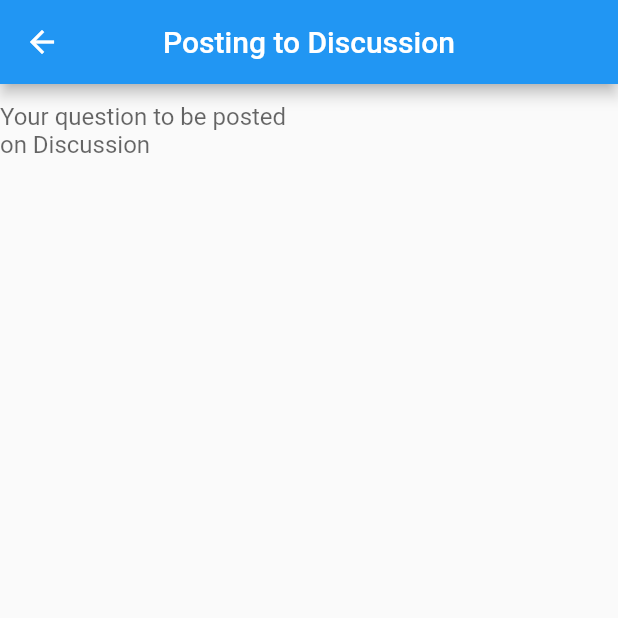
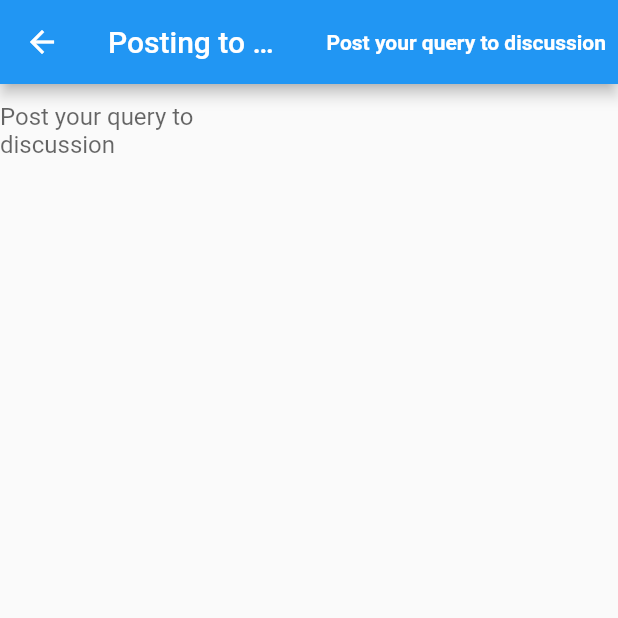
Before and after one commit to drkkjh/Health-Wealth, a Flutter app: the AddToDiscussion screen opened directly, on a phone screen of 412 x 824 dp, the top half of it. Run offline on Flutter 3.47's test engine with Material 2 defaults, Android fonts, the phone set to English and light mode, and no system bars; our stand-ins replace cloud_firestore, firebase_auth, firebase_core, flutter_speed_dial, flutter_spinkit, geolocator and 4 more; accounts and stored records are empty.

Commit message:
Linked ShareIt frontend to backend

```diff
--- a/health_wealth/lib/model/user.dart
+++ b/health_wealth/lib/model/user.dart
@@ -27,9 +27,9 @@ class User {
   }
 
   Map<String, dynamic> toJson() => {
+        "email": email,
+        "uid": uid,
         "username": username,
-        "uid": uid,
-        "email": email,
         "followers": followers,
         "following": following,
       };
--- a/health_wealth/lib/screens/shareit/add_discussion.dart
+++ b/health_wealth/lib/screens/shareit/add_discussion.dart
@@ -1,9 +1,10 @@
+import 'package:firebase_auth/firebase_auth.dart';
 import 'package:flutter/material.dart';
 import 'package:health_wealth/model/post.dart';
-import 'package:health_wealth/providers/user_provider.dart';
+import 'package:health_wealth/services/auth.dart';
 import 'package:health_wealth/services/database.dart';
-import 'package:provider/provider.dart';
 import 'package:uuid/uuid.dart';
+import 'package:health_wealth/model/user.dart' as model;
 
 class AddToDiscussion extends StatefulWidget {
   const AddToDiscussion({Key? key}) : super(key: key);
@@ -14,11 +15,12 @@ class AddToDiscussion extends StatefulWidget {
 
 class _AddToDiscussionState extends State<AddToDiscussion> {
   // User inputs for discussion post
-  String description = '';
   DatabaseService _db = DatabaseService();
+  User user = AuthService().currentUser;
   TextEditingController _descriptionController = TextEditingController();
+  late String _userName;
 
-  void AddDiscussion(String description, String uid, String username) async {
+  void _addDiscussion(String description, String uid, String username) async {
     String result = 'For debugging purposes';
     try {
       String postId =
@@ -40,10 +42,7 @@ class _AddToDiscussionState extends State<AddToDiscussion> {
   }
 
   void Undo() {
-    setState(() {
-      description = '';
-      Navigator.pop(context);
-    });
+    Navigator.of(context).pop();
   }
 
   @override
@@ -54,15 +53,38 @@ class _AddToDiscussionState extends State<AddToDiscussion> {
 
   @override
   Widget build(BuildContext context) {
+    return StreamBuilder<model.User>(
+        stream: _db.getUserDetails,
+        builder: (context, AsyncSnapshot<model.User> snapshot) {
+          if (snapshot.hasData) {
+            var snap = snapshot.data;
+            _userName = snap!.username;
+          }
           return Scaffold(
             appBar: AppBar(
               backgroundColor: Colors.blue,
-        title: Text('Posting to Discussion'),
+              title: const Text('Posting to Discussion'),
               centerTitle: true,
               leading: IconButton(
                 icon: const Icon(Icons.arrow_back),
                 onPressed: Undo,
               ),
+              actions: <Widget>[
+                TextButton(
+                  onPressed: () {
+                    _addDiscussion(
+                        _descriptionController.text, user.uid, _userName);
+                    Navigator.pop(context);
+                  },
+                  child: const Text(
+                    'Post your query to discussion',
+                    style: TextStyle(
+                        color: Colors.white,
+                        fontWeight: FontWeight.bold,
+                        fontSize: 14.0),
+                  ),
+                ),
+              ],
             ),
             body: Column(
               children: <Widget>[
@@ -71,7 +93,7 @@ class _AddToDiscussionState extends State<AddToDiscussion> {
                   child: TextField(
                     controller: _descriptionController,
                     decoration: const InputDecoration(
-                hintText: 'Your question to be posted on Discussion',
+                      hintText: 'Post your query to discussion',
                       border: InputBorder.none,
                     ),
                     maxLines: 8,
@@ -80,5 +102,6 @@ class _AddToDiscussionState extends State<AddToDiscussion> {
               ],
             ),
           );
+        });
   }
 }
--- a/health_wealth/lib/services/database.dart
+++ b/health_wealth/lib/services/database.dart
@@ -2,13 +2,11 @@ import 'dart:async';
 import 'package:cloud_firestore/cloud_firestore.dart';
 import 'package:firebase_auth/firebase_auth.dart';
 import 'package:health_wealth/model/exercise.dart';
-import 'package:health_wealth/model/post.dart';
 import 'package:health_wealth/model/postcard.dart';
 import 'package:health_wealth/model/snack.dart';
 import 'package:health_wealth/services/auth.dart';
 import 'package:health_wealth/model/runningdetails.dart';
 import 'package:health_wealth/model/user.dart' as model;
-import 'package:http/http.dart';
 
 class DatabaseService {
   late final String uid = AuthService().currentUser.uid;
@@ -28,31 +26,22 @@ class DatabaseService {
   /// Collection reference for runs.
   late final CollectionReference runsCollection = _db.collection("runs");
 
-<<<<<<< HEAD
-<<<<<<< HEAD
-=======
->>>>>>> main
   /// Collection reference for user followers
   late final CollectionReference followersCollection =
-      _db.collection("followers");
+      _db.collection('users').doc(uid).collection("followers");
 
   /// Collection reference for user followings
   late final CollectionReference followingsCollection =
-      _db.collection("followings");
+      _db.collection('users').doc(uid).collection("followings");
 
   /// Collection reference for user's posts on feed
-  late final CollectionReference postCollection = _db.collection("posts");
+  late final CollectionReference postCollection =
+      _db.collection('users').doc(uid).collection('posts');
 
   /// Collection reference for user's discussion posts
   late final CollectionReference discussionCollection =
-      _db.collection("discussions");
+      _db.collection('users').doc(uid).collection("discussions");
 
-<<<<<<< HEAD
-=======
->>>>>>> main
-=======
->>>>>>> main
-  /// Methods for User Settings.
   Future createUserDocument(String email) async {
     model.User user = model.User(
       username: email,
@@ -65,13 +54,8 @@ class DatabaseService {
   }
 
   /// Method to retreive user data from database
-  Future<model.User> getUserDetails() async {
-    User currentUser = AuthService().currentUser;
-
-    DocumentSnapshot snap =
-        await _db.collection('users').doc(currentUser.uid).get();
-
-    return model.User.fromSnap(snap);
+  Stream<model.User> get getUserDetails {
+    return usersCollection.doc(uid).snapshots().map(model.User.fromSnap);
   }
 
   Future updateUsername(String username) async {
@@ -182,7 +166,7 @@ class DatabaseService {
     });
   }
 
-// For ShareIT
+  // For ShareIT
   Future followUser(String uid, String followId) async {
     try {
       DocumentSnapshot snap = await followingsCollection.doc(uid).get();
```
Also changed, not shown: health_wealth/lib/providers/user_provider.dart (deleted, +0 -17 lines), health_wealth/lib/screens/shareit/add_feed.dart (+38 -8 lines), health_wealth/lib/screens/shareit/shareit.dart (+0 -7 lines). Lines whose indentation alone changed are shown as unchanged.
